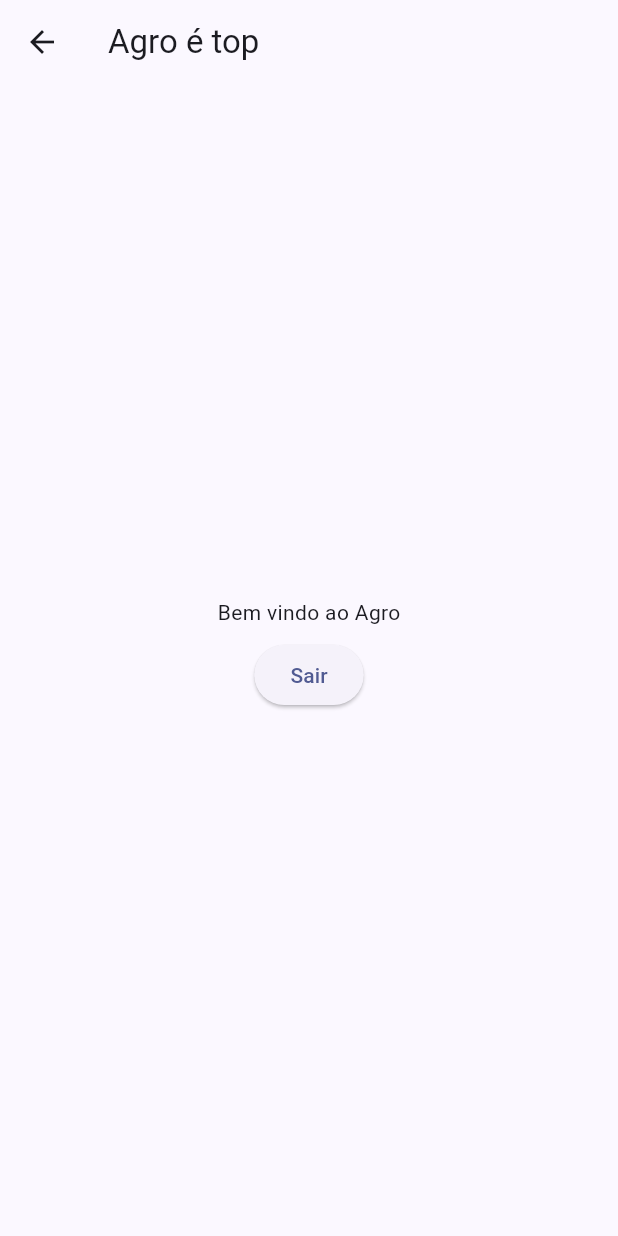
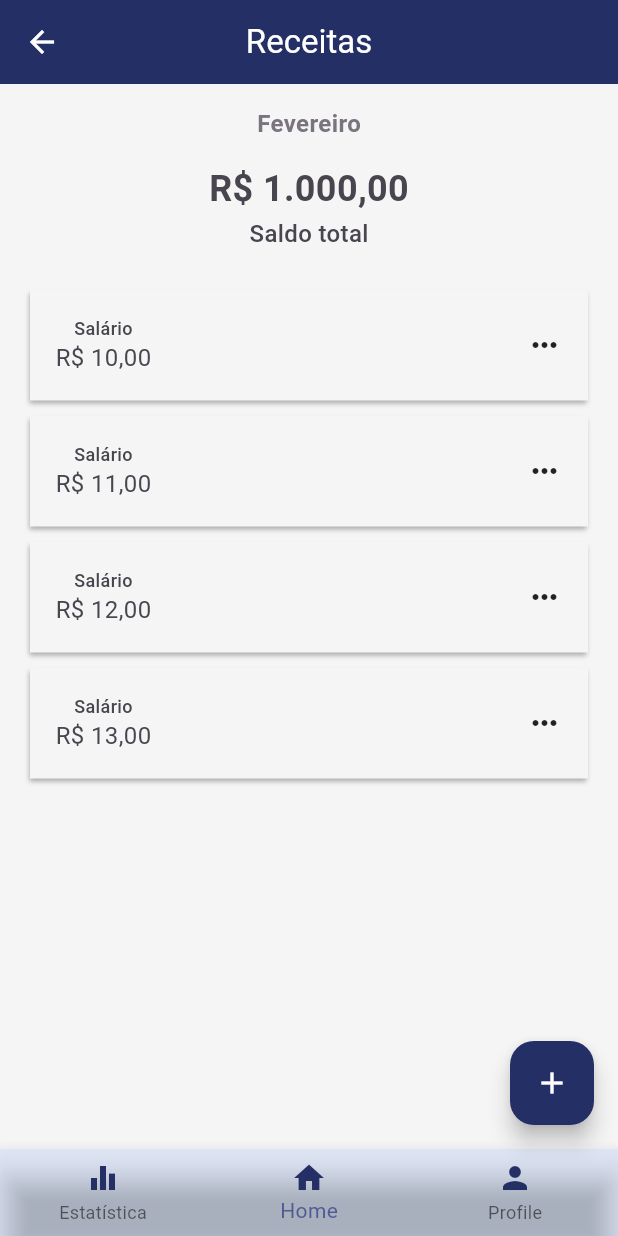
Before and after one commit to guiima/personal_finances, a Flutter app: the HomePage screen opened by its route, after a tap on "Sair", on a phone screen of 412 x 824 dp. Run offline on Flutter 3.47's test engine with Material 2 defaults, Android fonts, the phone set to English and light mode, and no system bars; our stand-ins replace carousel_slider, cloud_firestore, dartz, firebase_auth, firebase_core, flutter_mobx and 3 more; accounts and stored records are empty; generated files the repository leaves out were written again.

Commit message:
creating income page

```diff
--- a/lib/main.dart
+++ b/lib/main.dart
@@ -1,5 +1,6 @@
 import 'package:firebase_core/firebase_core.dart';
 import 'package:flutter/material.dart';
+import 'package:flutter/services.dart';
 import 'package:personal_finances/firebase_options.dart';
 import 'package:personal_finances/src/routes/app_routes.dart';
 import 'package:personal_finances/src/routes/routes.dart';
@@ -42,7 +43,15 @@ class MyApp extends StatelessWidget {
       theme: ThemeData(
         useMaterial3: true,
         colorSchemeSeed: AppColors.primaryColor,
+        appBarTheme: AppBarTheme(
+          color: AppColors.primaryColor,
+          foregroundColor: AppColors.secondaryColor,
+          systemOverlayStyle: SystemUiOverlayStyle(
+            statusBarColor: AppColors.primaryColor,
+          ),
+        ),
       ),
+      debugShowCheckedModeBanner: false,
       title: 'Flutter Demo',
       initialRoute: initialScreen,
       routes: routes,
--- a/lib/src/pages/home/home_page.dart
+++ b/lib/src/pages/home/home_page.dart
@@ -1,5 +1,6 @@
 import 'package:flutter/material.dart';
 import 'package:personal_finances/src/pages/home/home_controller.dart';
+import 'package:personal_finances/src/routes/app_routes.dart';
 
 class HomePage extends StatefulWidget {
   const HomePage({super.key});
@@ -13,9 +14,7 @@ class _HomePageState extends State<HomePage> {
 
   @override
   Widget build(BuildContext context) {
-    return Container(
-      color: Colors.white,
-      child: SafeArea(
+    return SafeArea(
       child: Scaffold(
         appBar: AppBar(
           title: const Text('Agro é top'),
@@ -33,7 +32,9 @@ class _HomePageState extends State<HomePage> {
                   padding: const EdgeInsets.all(8.0),
                   child: ElevatedButton(
                     child: const Text('Sair'),
-                      onPressed: () => _controller.signOut(),
+                    // onPressed: () => _controller.signOut(),
+                    onPressed: () =>
+                        Navigator.of(context).pushNamed(AppRoutes.income),
                   ),
                 ),
               ],
@@ -41,7 +42,6 @@ class _HomePageState extends State<HomePage> {
           ),
         ),
       ),
-      ),
     );
   }
 }
--- /dev/null
+++ b/lib/src/pages/income/income_page.dart
@@ -0,0 +1,102 @@
+import 'package:flutter/material.dart';
+import 'package:personal_finances/src/styles/app_colors.dart';
+import 'package:personal_finances/src/widgets/app_bar/app_bar_component.dart';
+import 'package:personal_finances/src/utils/extensions/padding.dart';
+import 'package:personal_finances/src/widgets/card/card_component.dart';
+
+class IncomePage extends StatefulWidget {
+  const IncomePage({super.key});
+
+  @override
+  State<IncomePage> createState() => _IncomePageState();
+}
+
+class _IncomePageState extends State<IncomePage> {
+  @override
+  Widget build(BuildContext context) {
+    return SafeArea(
+      child: Scaffold(
+        appBar: const AppBarComponent(
+          title: 'Receitas',
+        ),
+        body: Container(
+          color: AppColors.backgroundColor,
+          child: Column(
+            children: <Widget>[
+              Text(
+                'Fevereiro',
+                style: TextStyle(
+                  color: AppColors.body,
+                  fontSize: 16,
+                  fontWeight: FontWeight.w600,
+                ),
+              ).paddingTop(15.27),
+              Text(
+                'R\$ 1.000,00',
+                style: TextStyle(
+                  color: AppColors.subTitle,
+                  fontSize: 24,
+                  fontWeight: FontWeight.w700,
+                ),
+              ).paddingTop(15),
+              Text(
+                'Saldo total',
+                style: TextStyle(
+                  color: AppColors.subTitle,
+                  fontSize: 16,
+                  fontWeight: FontWeight.w500,
+                ),
+              ).paddingTop(1).paddingBottom(20.73),
+              Expanded(
+                child: ListView.builder(
+                  itemCount: 4,
+                  itemBuilder: (BuildContext context, int index) {
+                    return CardComponent(
+                      title: 'Salário',
+                      content: 'R\$ 1$index,00',
+                    ).paddingBottom(5).paddingHorizontal(5).paddingTop(5);
+                  },
+                ),
+              ),
+            ],
+          ).paddingHorizontal(15),
+        ),
+        floatingActionButton: FloatingActionButton(
+          onPressed: () {},
+          tooltip: 'Increment',
+          backgroundColor: AppColors.primaryColor,
+          foregroundColor: AppColors.secondaryColor,
+          child: const Icon(Icons.add),
+        ),
+        bottomNavigationBar: BottomNavigationBar(
+          // onTap: () {},
+          currentIndex: 1,
+          backgroundColor: AppColors.tertiaryColor,
+          items: <BottomNavigationBarItem>[
+            BottomNavigationBarItem(
+              icon: Icon(
+                Icons.equalizer,
+                color: AppColors.primaryColor,
+              ),
+              label: 'Estatística',
+            ),
+            BottomNavigationBarItem(
+              icon: Icon(
+                Icons.home,
+                color: AppColors.primaryColor,
+              ),
+              label: 'Home',
+            ),
+            BottomNavigationBarItem(
+              icon: Icon(
+                Icons.person,
+                color: AppColors.primaryColor,
+              ),
+              label: 'Profile',
+            ),
+          ],
+        ),
+      ),
+    );
+  }
+}
--- a/lib/src/routes/app_routes.dart
+++ b/lib/src/routes/app_routes.dart
@@ -4,4 +4,5 @@ class AppRoutes {
   static const String auth = 'auth';
   static const String siginUp = 'siginUp';
   static const String widgetTree = 'widgetTree';
+  static const String income = 'income';
 }
--- a/lib/src/routes/routes.dart
+++ b/lib/src/routes/routes.dart
@@ -1,9 +1,9 @@
 import 'package:flutter/material.dart';
 import 'package:personal_finances/src/pages/auth/auth_page.dart';
 import 'package:personal_finances/src/pages/home/home_page.dart';
+import 'package:personal_finances/src/pages/income/income_page.dart';
 import 'package:personal_finances/src/pages/onboarding/onboarding_page.dart';
 import 'package:personal_finances/src/pages/sigin_up/sigin_up_page.dart';
-
 import 'package:personal_finances/src/routes/app_routes.dart';
 import 'package:personal_finances/src/widgets/widget_tree/widget_tree.dart';
 
@@ -13,4 +13,5 @@ final Map<String, WidgetBuilder> routes = <String, WidgetBuilder>{
   AppRoutes.auth: (BuildContext context) => const AuthPage(),
   AppRoutes.siginUp: (BuildContext context) => const SiginUpPage(),
   AppRoutes.widgetTree: (BuildContext context) => const WidgetTree(),
+  AppRoutes.income: (BuildContext context) => const IncomePage(),
 };
--- a/lib/src/styles/app_colors.dart
+++ b/lib/src/styles/app_colors.dart
@@ -5,12 +5,17 @@ Color white = const Color(0xFFFFFFFF);
 Color gray = const Color(0xFF49454F);
 Color ligthGray = const Color(0xFF79747E);
 Color red = const Color(0xFFB3261E);
+Color offWhite = const Color(0xFFF5F5F5);
+Color ligthBlue = const Color(0xFF0078E8).withOpacity(0.08);
 
 class AppColors {
   static Color primaryColor = blue;
+  static Color secondaryColor = white;
   static Color primaryTitle = blue;
   static Color primaryTitleInDarkBackground = white;
   static Color subTitle = gray;
   static Color body = ligthGray;
   static Color textError = red;
+  static Color backgroundColor = offWhite;
+  static Color tertiaryColor = ligthBlue;
 }
--- /dev/null
+++ b/lib/src/widgets/app_bar/app_bar_component.dart
@@ -0,0 +1,29 @@
+import 'package:flutter/material.dart';
+import 'package:personal_finances/src/styles/app_colors.dart';
+
+class AppBarComponent extends StatelessWidget implements PreferredSizeWidget {
+  final String title;
+
+  const AppBarComponent({
+    super.key,
+    required this.title,
+  });
+
+  @override
+  Widget build(BuildContext context) {
+    return AppBar(
+      title: Text(title),
+      centerTitle: true,
+      leading: IconButton(
+        onPressed: () {
+          Navigator.pop(context);
+        },
+        icon: const Icon(Icons.arrow_back),
+        color: AppColors.secondaryColor,
+      ),
+    );
+  }
+
+  @override
+  Size get preferredSize => const Size.fromHeight(kToolbarHeight);
+}
--- /dev/null
+++ b/lib/src/widgets/card/card_component.dart
@@ -0,0 +1,61 @@
+import 'package:flutter/material.dart';
+import 'package:personal_finances/src/styles/app_colors.dart';
+import 'package:personal_finances/src/utils/extensions/padding.dart';
+
+class CardComponent extends StatelessWidget {
+  final String title;
+  final String content;
+
+  const CardComponent({
+    super.key,
+    required this.title,
+    required this.content,
+  });
+
+  @override
+  Widget build(BuildContext context) {
+    return Container(
+      decoration: BoxDecoration(
+        border: Border.all(
+          color: AppColors.backgroundColor,
+          width: 1,
+        ),
+        boxShadow: <BoxShadow>[
+          BoxShadow(
+            color: Colors.black.withOpacity(0.3),
+            spreadRadius: 0,
+            blurRadius: 2,
+            offset: const Offset(-1, 2), // changes position of shadow
+          ),
+        ],
+        color: AppColors.backgroundColor,
+      ),
+      child: Row(
+        mainAxisAlignment: MainAxisAlignment.spaceBetween,
+        children: <Widget>[
+          Column(
+            children: <Widget>[
+              Text(
+                title,
+                style: TextStyle(
+                  fontSize: 12,
+                  color: AppColors.subTitle,
+                  fontWeight: FontWeight.w500,
+                ),
+              ).paddingTop(16),
+              Text(
+                content,
+                style: TextStyle(
+                  fontSize: 16,
+                  color: AppColors.subTitle,
+                  fontWeight: FontWeight.w400,
+                ),
+              ).paddingBottom(16),
+            ],
+          ),
+          const Icon(Icons.more_horiz)
+        ],
+      ).paddingHorizontal(16),
+    );
+  }
+}
```
Lines whose indentation alone changed are shown as unchanged.
